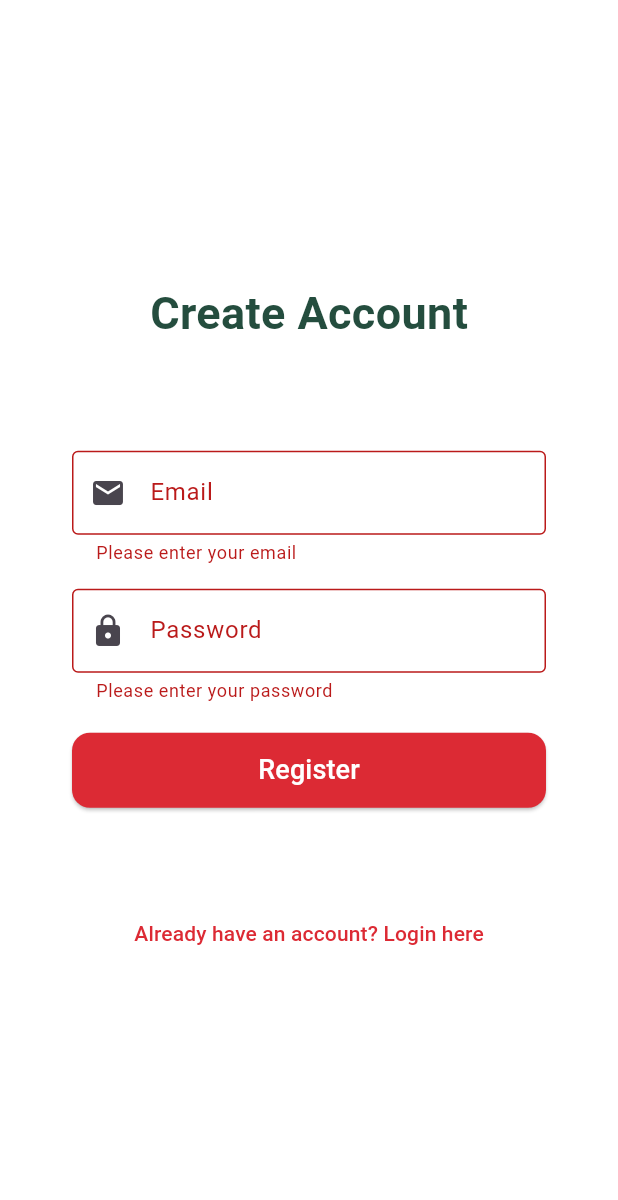
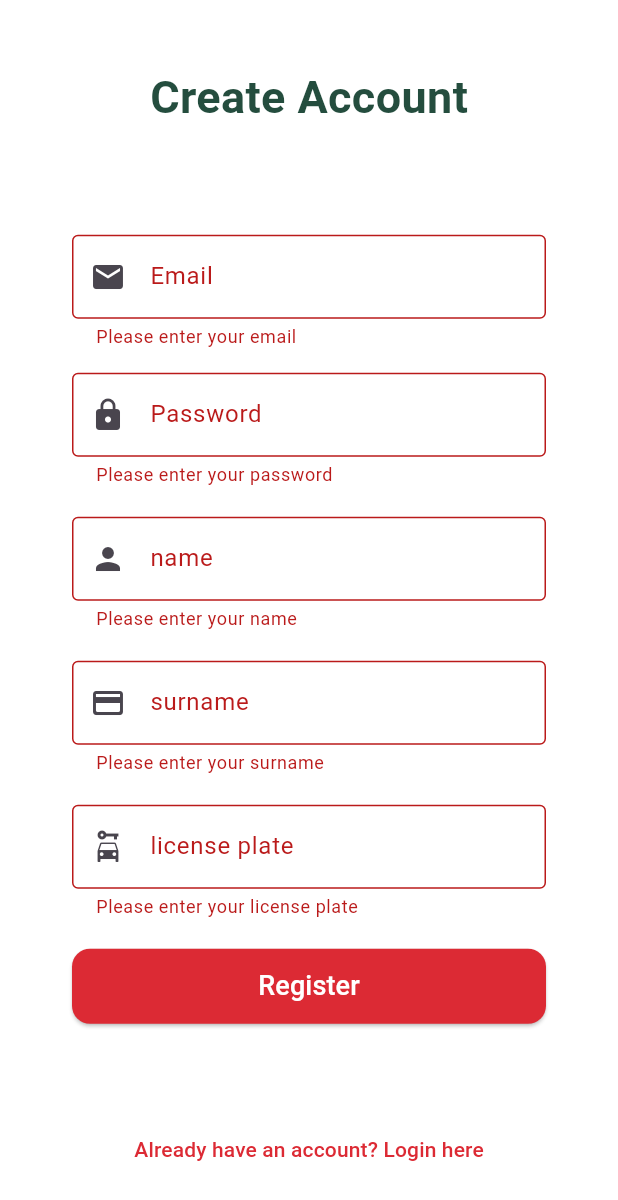
Before and after one commit to cemregizem/rota, a Flutter app: the RegisterScreen screen opened directly, after a tap on "Register", on a phone screen of 412 x 824 dp. Shown: the top 1200 px of the screen. Run offline on Flutter 3.47's test engine with Material 3 defaults, Android fonts, the phone set to English and light mode, and no system bars; our stand-ins replace firebase_auth, firebase_core, firebase_database, flutter_map, flutter_riverpod, geocoding and 2 more; accounts and stored records are empty.

Commit message:
register page updated,database updated,home screen updated

```diff
--- a/rota/lib/components/bottom_navigation_bar.dart
+++ b/rota/lib/components/bottom_navigation_bar.dart
@@ -1,5 +1,6 @@
 import 'package:flutter/material.dart';
 import 'package:flutter_riverpod/flutter_riverpod.dart';
+import 'package:rota/providers/user_provider.dart';
 import 'package:rota/screens/customer_list_screen.dart';
 import 'package:rota/screens/map_screen.dart';
 import 'package:rota/screens/new_customer_screen.dart';
@@ -23,7 +24,7 @@ class CustomBottomNavigationBar extends ConsumerWidget {
             Navigator.pushReplacement(
               context,
               MaterialPageRoute(
-                builder: (context) => const HomeScreen(customers: []),
+                builder: (context) => const HomeScreen(),
               ),
             );
             break;
--- /dev/null
+++ b/rota/lib/models/user.dart
@@ -0,0 +1,29 @@
+class UserModel {
+  final String name;
+  final String surname;
+  final String licensePlate;
+
+  UserModel({
+    required this.name,
+    required this.surname,
+    required this.licensePlate,
+  });
+
+  // Factory method to create a UserModel from a Firebase snapshot
+  factory UserModel.fromMap(Map<dynamic, dynamic> map) {
+    return UserModel(
+      name: map['name'] as String,
+      surname: map['surname'] as String,
+      licensePlate: map['licensePlate'] as String,
+    );
+  }
+
+  // Method to convert UserModel to a Map for saving to Firebase
+  Map<String, dynamic> toMap() {
+    return {
+      'name': name,
+      'surname': surname,
+      'licensePlate': licensePlate,
+    };
+  }
+}
--- a/rota/lib/providers/auth_provider.dart
+++ b/rota/lib/providers/auth_provider.dart
@@ -1,3 +1,4 @@
+import 'package:firebase_database/firebase_database.dart';
 import 'package:flutter_riverpod/flutter_riverpod.dart';
 import 'package:firebase_auth/firebase_auth.dart';
 import 'package:rota/providers/customer_list_provider.dart';
@@ -18,13 +19,28 @@ class AuthController {
   AuthController(this._ref);
 
   // Sign up function
-  Future<void> signUp(String email, String password) async {
+  Future<void> signUp(String email, String password, String name,
+      String surname, String licensePlate) async {
     try {
+      UserCredential userCredential =
           await _ref.read(firebaseAuthProvider).createUserWithEmailAndPassword(
                 email: email,
                 password: password,
+              );
 
-          );
+      // Store additional user info in the customers table
+      final user = userCredential.user;
+
+      if (user != null) {
+        final DatabaseReference dbRef =
+            FirebaseDatabase.instance.ref().child('rotaData/${user.uid}/userInfo');
+        await dbRef.set({
+          'name': name,
+          'surname': surname,
+          'licensePlate': licensePlate,
+          'email': email,
+        });
+      }
     } catch (e) {
       print('Error during sign up: $e');
       rethrow;
--- a/rota/lib/providers/customer_delivered_provider.dart
+++ b/rota/lib/providers/customer_delivered_provider.dart
@@ -17,7 +17,7 @@ final customerDeliverStatusProvider =
 
   // Update the deliverStatus in Firebase
   final database =
-      FirebaseDatabase.instance.ref('customers/${user.uid}/${customer.id}');
+      FirebaseDatabase.instance.ref('rotaData/${user.uid}/customers/${customer.id}');
 
   await database.update({
     'deliverStatus': newStatus,
--- a/rota/lib/providers/customer_list_provider.dart
+++ b/rota/lib/providers/customer_list_provider.dart
@@ -16,7 +16,7 @@ class CustomerListNotifier extends StateNotifier<List<Customer>> {
     if (user == null) {
       return;
     }
-    final database = FirebaseDatabase.instance.ref('customers/${user.uid}');
+    final database = FirebaseDatabase.instance.ref('rotaData/${user.uid}/customers');
 
     // Listen for changes in the 'customers' node
     database.onValue.listen((event) {
--- a/rota/lib/providers/customer_provider.dart
+++ b/rota/lib/providers/customer_provider.dart
@@ -19,7 +19,7 @@ class CustomerNotifier extends StateNotifier<Map<String, dynamic>> {//Müşteri
       return 0;  // Return 0 if the user is not logged in
     }
 
-    final database = FirebaseDatabase.instance.ref('customers/${user.uid}');
+    final database = FirebaseDatabase.instance.ref('rotaData/${user.uid}/customers');
     final snapshot = await database.get();
     final data = snapshot.value as Map? ?? {};
 
@@ -41,7 +41,7 @@ class CustomerNotifier extends StateNotifier<Map<String, dynamic>> {//Müşteri
     print('No user is logged in');
     return;
   }
-    final database = FirebaseDatabase.instance.ref('customers/${user.uid}');
+    final database = FirebaseDatabase.instance.ref('rotaData/${user.uid}/customers');
     //giriş yapmış kullanıcıya yeni customer ekler.
 
     // Get the current customer count to assign a customer number
--- a/rota/lib/screens/customer_detail_screen.dart
+++ b/rota/lib/screens/customer_detail_screen.dart
@@ -106,7 +106,7 @@ class CustomerDetailScreen extends ConsumerWidget {
                                 context,
                                 MaterialPageRoute(
                                   builder: (context) => const HomeScreen(
-                                    customers: [],
+
                                   ),
                                 ),
                               );
--- a/rota/lib/screens/new_customer_screen.dart
+++ b/rota/lib/screens/new_customer_screen.dart
@@ -189,7 +189,7 @@ class _CustomerScreenState extends ConsumerState<CustomerScreen> {
 
                       _addressController.clear(); // Clear address field
 
-                      Navigator.pop(context);
+                   //   Navigator.pop(context);
                     } else {
                       ScaffoldMessenger.of(context).showSnackBar(
                         const SnackBar(
--- a/rota/lib/screens/register_screen.dart
+++ b/rota/lib/screens/register_screen.dart
@@ -13,6 +13,10 @@ class RegisterScreen extends ConsumerStatefulWidget {
 class _RegisterScreenState extends ConsumerState<RegisterScreen> {
   final _emailController = TextEditingController();
   final _passwordController = TextEditingController();
+  final _nameController = TextEditingController();
+  final _surnameController = TextEditingController();
+  final _licensePlateController = TextEditingController();
+
   final _formKey = GlobalKey<FormState>();
 
   @override
@@ -84,6 +88,52 @@ class _RegisterScreenState extends ConsumerState<RegisterScreen> {
                       ),
 
                       const SizedBox(height: 20),
+                      TextFormField(
+                        controller: _nameController,
+                        decoration: const InputDecoration(
+                          labelText: 'name',
+                          prefixIcon: Icon(Icons.person),
+                          border: OutlineInputBorder(),
+                        ),
+                        validator: (value) {
+                          if (value == null || value.isEmpty) {
+                            return 'Please enter your name';
+                          }
+                          return null;
+                        },
+                      ),
+                      const SizedBox(height: 20),
+                      TextFormField(
+                        controller: _surnameController,
+                        decoration: const InputDecoration(
+                          labelText: 'surname',
+                          prefixIcon: Icon(Icons.credit_card_rounded),
+                          border: OutlineInputBorder(),
+                        ),
+                        validator: (value) {
+                          if (value == null || value.isEmpty) {
+                            return 'Please enter your surname';
+                          }
+                          return null;
+                        },
+                      ),
+                      const SizedBox(height: 20),
+                      TextFormField(
+                        controller: _licensePlateController,
+                        decoration: const InputDecoration(
+                          labelText: 'license plate',
+                          prefixIcon: Icon(Icons.car_rental),
+                          border: OutlineInputBorder(),
+                        ),
+                        validator: (value) {
+                          if (value == null || value.isEmpty) {
+                            return 'Please enter your license plate';
+                          }
+                          return null;
+                        },
+                      ),
+
+                      const SizedBox(height: 20),
 
                       // Register Button
                       ElevatedButton(
@@ -93,6 +143,9 @@ class _RegisterScreenState extends ConsumerState<RegisterScreen> {
                               ref,
                               _emailController.text.trim(),
                               _passwordController.text.trim(),
+                              _nameController.text.trim(),
+                              _surnameController.text.trim(),
+                              _licensePlateController.text.trim(),
                               context,
                             );
                           }
```
Also changed, not shown: rota/lib/providers/user_provider.dart (added, +37 -0 lines), rota/lib/screens/home.dart (+48 -26 lines), rota/lib/services/auth_service.dart (+32 -16 lines). Lines whose indentation alone changed are shown as unchanged.
